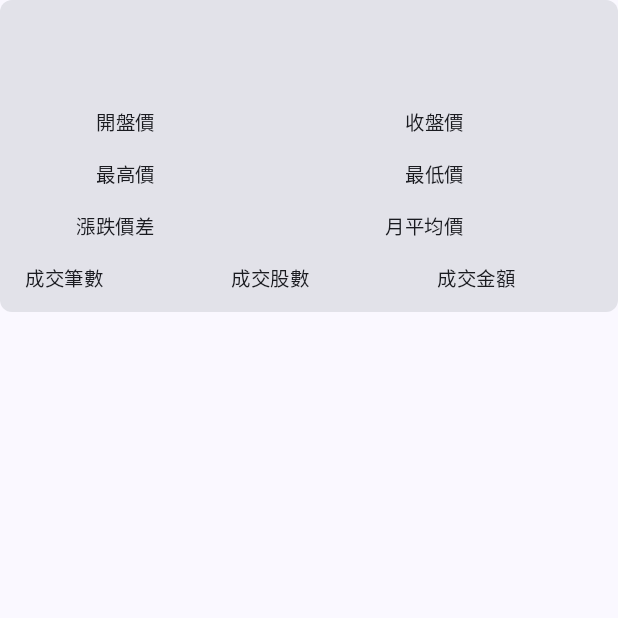
After one commit to Lilichuan/TaiwanStockAppExample, an Android app built with Jetpack Compose: the composable StockCardA called with empty values, on a phone screen of 412 x 824 dp, the top half of it. The commit adds this screen. Run offline under Robolectric (Android 15) with nearby library versions, the phone set to English and light mode, and no system bars.

Commit message:
建立基本架構

```diff
--- a/app/src/main/AndroidManifest.xml
+++ b/app/src/main/AndroidManifest.xml
@@ -3,6 +3,7 @@
     xmlns:tools="http://schemas.android.com/tools">
 
     <application
+        android:name=".MyApplication"
         android:allowBackup="true"
         android:dataExtractionRules="@xml/data_extraction_rules"
         android:fullBackupContent="@xml/backup_rules"
--- a/app/src/main/java/com/example/examplestockapp/MainActivity.kt
+++ b/app/src/main/java/com/example/examplestockapp/MainActivity.kt
@@ -12,7 +12,9 @@ import androidx.compose.runtime.Composable
 import androidx.compose.ui.Modifier
 import androidx.compose.ui.tooling.preview.Preview
 import com.example.examplestockapp.ui.theme.ExampleStockAppTheme
+import dagger.hilt.android.AndroidEntryPoint
 
+@AndroidEntryPoint
 class MainActivity : ComponentActivity() {
     override fun onCreate(savedInstanceState: Bundle?) {
         super.onCreate(savedInstanceState)
--- /dev/null
+++ b/app/src/main/java/com/example/examplestockapp/network/beans/BwibbuResponse.kt
@@ -0,0 +1,5 @@
+package com.example.examplestockapp.network.beans
+
+class BwibbuResponse {
+    var list : List<BwibbuItem>? = null
+}
--- /dev/null
+++ b/app/src/main/java/com/example/examplestockapp/network/beans/StockAvgResponse.kt
@@ -0,0 +1,5 @@
+package com.example.examplestockapp.network.beans
+
+class StockAvgResponse {
+    var list : List<StockAvgItem>? = null
+}
--- /dev/null
+++ b/app/src/main/java/com/example/examplestockapp/network/beans/StockDayResponse.kt
@@ -0,0 +1,5 @@
+package com.example.examplestockapp.network.beans
+
+class StockDayResponse {
+    var list : List<StockDayItem>? = null
+}
--- /dev/null
+++ b/app/src/main/java/com/example/examplestockapp/ui/composeui/StockCardA.kt
@@ -0,0 +1,138 @@
+package com.example.examplestockapp.ui.composeui
+
+import androidx.annotation.StringRes
+import androidx.compose.foundation.clickable
+import androidx.compose.foundation.layout.Column
+import androidx.compose.foundation.layout.Row
+import androidx.compose.foundation.layout.fillMaxWidth
+import androidx.compose.foundation.layout.padding
+import androidx.compose.foundation.layout.wrapContentHeight
+import androidx.compose.foundation.shape.RoundedCornerShape
+import androidx.compose.material3.Card
+import androidx.compose.material3.Text
+import androidx.compose.runtime.Composable
+import androidx.compose.ui.Modifier
+import androidx.compose.ui.res.stringResource
+import androidx.compose.ui.text.style.TextAlign
+import androidx.compose.ui.tooling.preview.Preview
+import androidx.compose.ui.unit.dp
+import androidx.compose.ui.unit.sp
+import com.example.examplestockapp.R
+
+@Composable
+fun StockCardA(
+    code: String,
+    name: String,
+    openingPrice: String,
+    closingPrice: String,
+    highestPrice: String,
+    lowestPrice: String,
+    change: String,
+    monthlyAveragePrice: String,
+    transaction: String,
+    tradeVolume: String,
+    tradeValue: String,
+    onclickEvent: () -> Unit
+) {
+
+    Card(
+        modifier = Modifier.clickable {
+            onclickEvent()
+        },
+        shape = RoundedCornerShape(8.dp)
+    ) {
+        Column {
+
+            Text(modifier = Modifier.padding(5.dp)
+                ,text = code)
+
+            Text(modifier = Modifier.padding(5.dp),
+                text = name,
+                fontSize = 16.sp)
+
+            val rowModifier = Modifier
+                .fillMaxWidth()
+                .wrapContentHeight()
+
+            val smallModifier = Modifier.weight(1.0f)
+
+            Row(modifier = rowModifier)
+            {
+                SmallTitle(smallModifier, title = R.string.start_price)
+                ValueText(smallModifier, valueText = openingPrice)
+                SmallTitle(smallModifier, title = R.string.end_price)
+                ValueText(smallModifier, valueText = closingPrice)
+            }
+
+            Row(modifier = rowModifier) {
+                SmallTitle(smallModifier, title = R.string.height_price)
+                ValueText(smallModifier, valueText = highestPrice)
+                SmallTitle(smallModifier, title = R.string.low_price)
+                ValueText(smallModifier, valueText = lowestPrice)
+            }
+
+            Row(modifier = rowModifier) {
+                SmallTitle(smallModifier, title = R.string.textA)
+                ValueText(smallModifier, valueText = change)
+                SmallTitle(smallModifier, title = R.string.average_month_price)
+                ValueText(smallModifier, valueText = monthlyAveragePrice)
+            }
+
+            Row(modifier = rowModifier) {
+                SmallTitle(smallModifier, title = R.string.deal_count)
+                ValueText(smallModifier, valueText = transaction)
+                SmallTitle(smallModifier, title = R.string.deal_abc)
+                ValueText(smallModifier, valueText = tradeVolume)
+                SmallTitle(smallModifier, title = R.string.deal_money)
+                ValueText(smallModifier, valueText = tradeValue)
+            }
+        }
+    }
+
+
+}
+
+@Composable
+fun SmallTitle(
+    modifier: Modifier = Modifier,
+    @StringRes title: Int
+) {
+    Text(
+        modifier = modifier,
+        text = stringResource(title),
+        textAlign = TextAlign.Right,
+        fontSize = 13.sp
+    )
+}
+
+@Composable
+fun ValueText(
+    modifier: Modifier = Modifier,
+    valueText: String
+) {
+    Text(
+        modifier = modifier.padding(5.dp),
+        text = valueText,
+        textAlign = TextAlign.Right,
+        fontSize = 16.sp
+    )
+}
+
+@Composable
+@Preview
+private fun PreviewStockCardA() {
+    StockCardA(
+        code = "123",
+        name = "Name",
+        openingPrice = "25.0",
+        closingPrice = "32.1",
+        highestPrice = "33.0",
+        lowestPrice = "25.0",
+        change = "20",
+        monthlyAveragePrice = "20",
+        transaction = "20",
+        tradeVolume = "200",
+        tradeValue = "200",
+        {}
+    )
+}
--- a/app/src/main/res/values/strings.xml
+++ b/app/src/main/res/values/strings.xml
@@ -1,3 +1,12 @@
 <resources>
     <string name="app_name">ExampleStockApp</string>
+    <string name="start_price">開盤價</string>
+    <string name="end_price">收盤價</string>
+    <string name="height_price">最高價</string>
+    <string name="low_price">最低價</string>
+    <string name="textA">漲跌價差</string>
+    <string name="average_month_price">月平均價</string>
+    <string name="deal_count">成交筆數</string>
+    <string name="deal_abc">成交股數</string>
+    <string name="deal_money">成交金額</string>
 </resources>
```
Also changed, not shown: app/src/main/java/com/example/examplestockapp/MyApplication.kt (added, +8 -0 lines), app/src/main/java/com/example/examplestockapp/di/MyDataRepository.kt (added, +29 -0 lines), app/src/main/java/com/example/examplestockapp/di/MyDiModule.kt (added, +57 -0 lines), app/src/main/java/com/example/examplestockapp/network/StockApi.kt (added, +22 -0 lines), app/src/main/java/com/example/examplestockapp/network/beans/BwibbuItem.kt (added, +18 -0 lines), app/src/main/java/com/example/examplestockapp/network/beans/StockAvgItem.kt (added, +15 -0 lines), app/src/main/java/com/example/examplestockapp/network/beans/StockDayItem.kt (added, +34 -0 lines).
